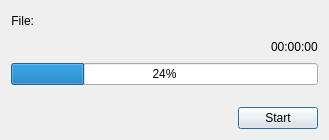
Before: the Qt Designer form CompressionDialog.ui in Metacometa/hse-coursework-1, drawn with Qt 5.
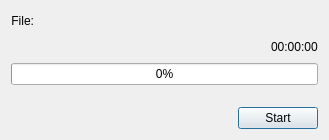
After: the same form once the commit is applied.

Patch:
```diff
--- a/CompressionDialog.ui
+++ b/CompressionDialog.ui
@@ -104,7 +104,7 @@
      <item>
       <widget class="QProgressBar" name="progressBar">
        <property name="value">
-        <number>24</number>
+        <number>0</number>
        </property>
       </widget>
      </item>
```
